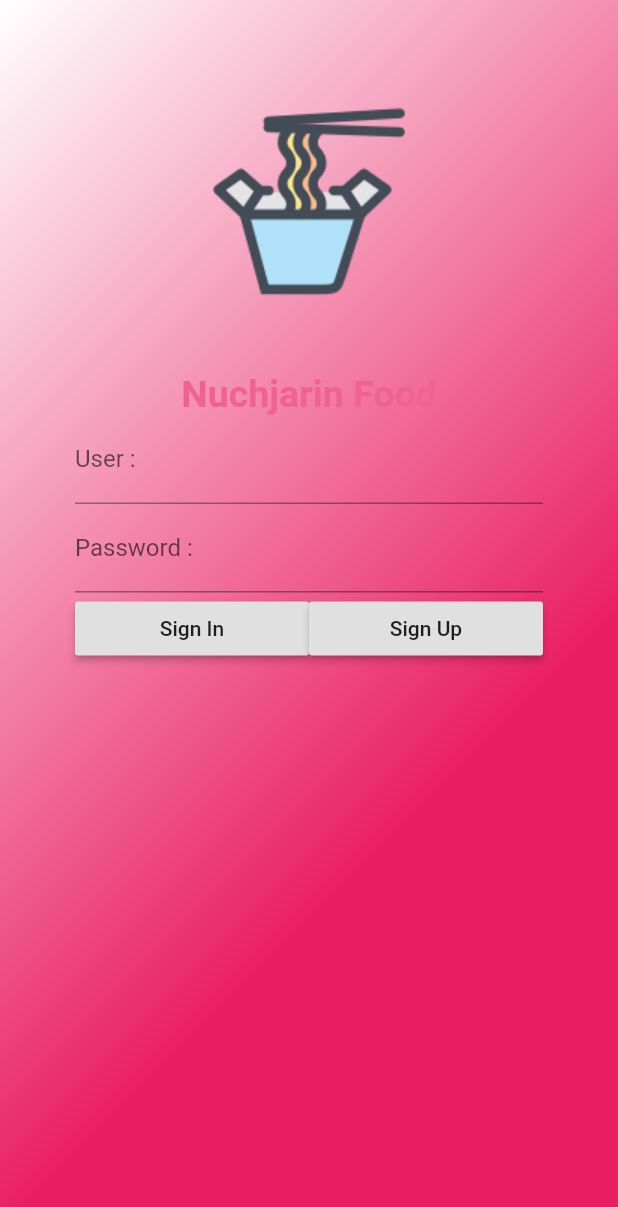
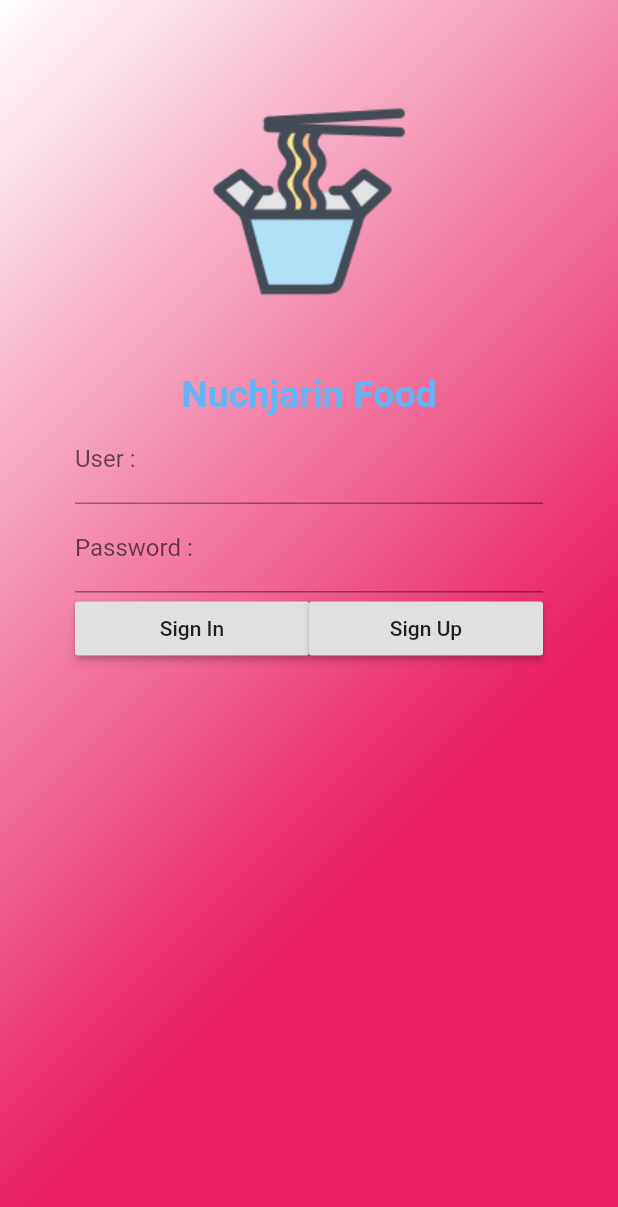
Before and after one commit to ThamNuchjarin/NuchjarinFood, a Flutter app: the screen it shows after launch, on a phone screen of 412 x 824 dp. Shown: the top 1207 px of the screen. Run offline on Flutter 3.47's test engine with Material 2 defaults, Android fonts, the phone set to English and light mode, and no system bars.

```diff
--- a/lib/main.dart
+++ b/lib/main.dart
@@ -1,18 +1,16 @@
 import 'package:flutter/material.dart';
+import 'package:flutter/services.dart';
 import 'package:nuchjarin_food/screens/authen.dart';
 
-
-
-
-
-void main(){
+void main() {
   runApp(MyApp());
 }
-
 
 class MyApp extends StatelessWidget {
   @override
   Widget build(BuildContext context) {
+    SystemChrome.setPreferredOrientations(
+        [DeviceOrientation.portraitUp, DeviceOrientation.portraitDown]);
     return MaterialApp(home: Authen());
   }
 }
--- a/lib/screens/authen.dart
+++ b/lib/screens/authen.dart
@@ -42,17 +42,19 @@ class _AuthenState extends State<Authen> {
     return Text(
       'Nuchjarin Food',
       style: TextStyle(
-          fontSize: 25.0, fontWeight: FontWeight.bold, color: Colors.pink[300]),
+          fontSize: 25.0, fontWeight: FontWeight.bold, color: Colors.blue[300]),
     );
   }
 
   @override
   Widget build(BuildContext context) {
     return Scaffold(
+        resizeToAvoidBottomPadding: false,
         body: Container(
           decoration: BoxDecoration(
               gradient: LinearGradient(
-              colors: [Colors.white, Colors.pink], begin: Alignment(-1, -1))),
+                  colors: [Colors.white, Colors.pink],
+                  begin: Alignment(-1, -1))),
           padding: EdgeInsets.only(top: 70.0),
           alignment: Alignment(0, -1),
           child: Column(
```
Lines whose indentation alone changed are shown as unchanged.
